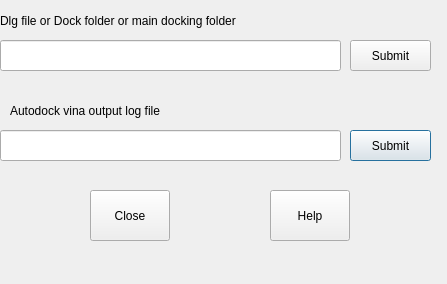
Above: demowidget.ui from karthikn130/dlg_parser_pymol_plugin before the change. Below: the same form after it.
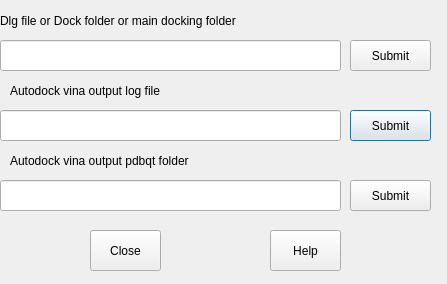
That is the form after the change.

```diff
--- a/demowidget.ui
+++ b/demowidget.ui
@@ -23,7 +23,7 @@
    <property name="geometry">
     <rect>
      <x>350</x>
-     <y>130</y>
+     <y>110</y>
      <width>81</width>
      <height>31</height>
     </rect>
@@ -39,9 +39,9 @@
    <property name="geometry">
     <rect>
      <x>90</x>
-     <y>190</y>
-     <width>80</width>
-     <height>51</height>
+     <y>230</y>
+     <width>71</width>
+     <height>41</height>
     </rect>
    </property>
    <property name="toolTip">
@@ -84,9 +84,9 @@
    <property name="geometry">
     <rect>
      <x>270</x>
-     <y>190</y>
-     <width>80</width>
-     <height>51</height>
+     <y>230</y>
+     <width>71</width>
+     <height>41</height>
     </rect>
    </property>
    <property name="toolTip">
@@ -100,7 +100,7 @@
    <property name="geometry">
     <rect>
      <x>10</x>
-     <y>90</y>
+     <y>70</y>
      <width>281</width>
      <height>41</height>
     </rect>
@@ -113,7 +113,7 @@
    <property name="geometry">
     <rect>
      <x>0</x>
-     <y>130</y>
+     <y>110</y>
      <width>341</width>
      <height>31</height>
     </rect>
@@ -141,6 +141,51 @@
     <string>Submit</string>
    </property>
   </widget>
+  <widget class="QLineEdit" name="input_vina_pdbqt_fol">
+   <property name="geometry">
+    <rect>
+     <x>0</x>
+     <y>180</y>
+     <width>341</width>
+     <height>31</height>
+    </rect>
+   </property>
+   <property name="toolTip">
+    <string>&lt;html&gt;&lt;head/&gt;&lt;body&gt;&lt;p&gt;Dlg file or Dock folder or main docking folder&lt;/p&gt;&lt;/body&gt;&lt;/html&gt;</string>
+   </property>
+   <property name="text">
+    <string notr="true"/>
+   </property>
+  </widget>
+  <widget class="QPushButton" name="pushButton_submit_vina_pdbqt_fol">
+   <property name="geometry">
+    <rect>
+     <x>350</x>
+     <y>180</y>
+     <width>81</width>
+     <height>31</height>
+    </rect>
+   </property>
+   <property name="toolTip">
+    <string>Submit</string>
+   </property>
+   <property name="text">
+    <string>Submit</string>
+   </property>
+  </widget>
+  <widget class="QLabel" name="label_vina_2">
+   <property name="geometry">
+    <rect>
+     <x>10</x>
+     <y>140</y>
+     <width>281</width>
+     <height>41</height>
+    </rect>
+   </property>
+   <property name="text">
+    <string notr="true">Autodock vina output pdbqt folder</string>
+   </property>
+  </widget>
  </widget>
  <resources/>
  <connections/>
```
